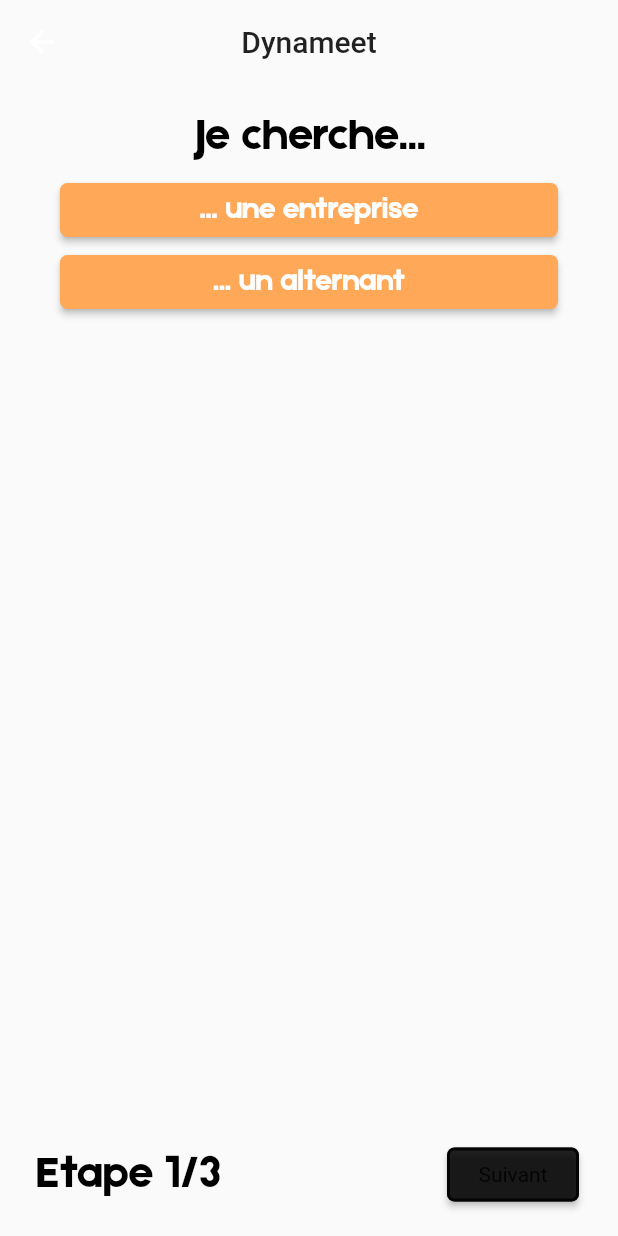
After one commit to GuillianV/Dynameet, a Flutter app: the Landing screen opened directly, after a tap on "dd", on a phone screen of 412 x 824 dp. The commit adds this screen. Run offline on Flutter 3.47's test engine with Material 2 defaults, Android fonts, the phone set to English and light mode, and no system bars; our stand-ins replace flutter_dotenv.

Commit message:
components update

```diff
--- /dev/null
+++ b/lib/views/inscription.dart
@@ -0,0 +1,164 @@
+import 'dart:io';
+
+import 'package:dynameet/widgets/button.dart';
+import 'package:dynameet/widgets/components.dart';
+import 'package:flutter/material.dart';
+
+class Inscription extends StatefulWidget {
+  Inscription({Key? key, this.step}) : super(key: key);
+
+  int? step;
+
+  @override
+  _InscriptionState createState() => _InscriptionState();
+}
+
+class _InscriptionState extends State<Inscription> {
+  TextEditingController nameController = TextEditingController(text: "tt");
+  TextEditingController descriptionController =
+      TextEditingController(text: "tt");
+  TextEditingController passwordController = TextEditingController(text: "tt");
+
+  StepManager stepManager = StepManager(children: []);
+
+  @override
+  void initState() {
+    stepManager.children.add(step1(context));
+    stepManager.children.add(step2(context));
+    stepManager.children.add(step3(context));
+
+    if (widget.step != null) {
+      stepManager.step = widget.step!;
+    }
+  }
+
+  Widget step1(BuildContext context) {
+    return CustomPagePadding(
+        child: Column(
+      crossAxisAlignment: CrossAxisAlignment.center,
+      mainAxisAlignment: MainAxisAlignment.center,
+      mainAxisSize: MainAxisSize.max,
+      children: [
+        H4(text: "Je cherche..."),
+        ButtonBasic(
+          text: "... une entreprise",
+          pressed: () {
+            Navigator.push(context,
+                MaterialPageRoute(builder: (context) => Inscription()));
+          },
+        ),
+        ButtonBasic(
+          text: "... un alternant",
+          pressed: () {
+            Navigator.push(context,
+                MaterialPageRoute(builder: (context) => Inscription()));
+          },
+        )
+      ],
+    ));
+  }
+
+  Widget step2(BuildContext context) {
+    void _choose() {
+      /* Navigator.push(
+        context,
+        MaterialPageRoute(builder: (context) => CameraApp()),
+      );*/
+    }
+
+    return CustomPagePadding(
+        child: Column(
+      crossAxisAlignment: CrossAxisAlignment.start,
+      children: [
+        H4(text: "3. Ajouter des photos de l'objet"),
+        Padding(padding: EdgeInsets.only(top: 50), child: Center()),
+      ],
+    ));
+  }
+
+  Widget step3(BuildContext context) {
+    return CustomPagePadding(
+        child: Column(
+      crossAxisAlignment: CrossAxisAlignment.start,
+      children: [
+        H4(text: "4. Ajouter un mot de passe"),
+        Description(
+            text:
+                "Le mot de passe sera demandé pour modifier l'objet et donc pouvoir se l'attribuer. Il permet de prouver que c'est votre objet"),
+        Padding(
+            padding: EdgeInsets.only(top: 50),
+            child: Column(
+              crossAxisAlignment: CrossAxisAlignment.start,
+              children: [
+                Description(text: "Mot de passe"),
+                TextInput(
+                  hint: "Mot de passe",
+                  controller: passwordController,
+                ),
+              ],
+            ))
+      ],
+    ));
+  }
+
+  @override
+  Widget build(BuildContext context) {
+    return Scaffold(
+        appBar: AppBar(
+          backgroundColor: Colors.transparent,
+          title: AppBarText(text: "Dynameet"),
+          centerTitle: true,
+          elevation: 0,
+          leading: IconButton(
+            icon: Icon(Icons.arrow_back),
+            onPressed: () {
+              setState(() {
+                if (stepManager.getStep() == 0) {
+                  //Navigator.pop(context);
+                  /* Navigator.push(
+                    context,
+                    MaterialPageRoute(builder: (context) => HomePage()),
+                  ).then((_) {
+                    setState(() {});
+                  });*/
+                } else {
+                  stepManager.previous();
+                }
+              });
+            },
+          ),
+        ),
+        body: stepManager.getActual(),
+        bottomSheet: Padding(padding: EdgeInsets.only(bottom: 0.0)),
+        floatingActionButton: Footer(children: [
+          H4(
+              text: "Etape " +
+                  (stepManager.step + 1).toString() +
+                  "/" +
+                  stepManager.children.length.toString()),
+          CustomButton(
+              text: "Suivant",
+              background: Colors.black87,
+              onPress: () {
+                setState(() {
+                  stepManager.next(callback: () {
+                    if (_isStr(nameController.text) &&
+                        _isStr(descriptionController.text) &&
+                        _isStr(passwordController.text)) {
+                    } else {
+                      errorDialog(context, "Erreur",
+                          "Tous les champs ne sont pas remplis");
+                    }
+                  });
+                });
+              })
+        ]));
+  }
+
+  bool _isStr(String value) {
+    if (value == null || value == "") {
+      return false;
+    }
+    return true;
+  }
+}
--- a/lib/views/landing.dart
+++ b/lib/views/landing.dart
@@ -1,7 +1,7 @@
-
 import 'package:dynameet/widgets/button.dart';
 import 'package:flutter/material.dart';
 
+import 'inscription.dart';
 
 class Landing extends StatefulWidget {
   const Landing({Key? key, required this.title}) : super(key: key);
@@ -12,8 +12,6 @@ class Landing extends StatefulWidget {
 }
 
 class _LandingState extends State<Landing> {
-
-
   @override
   Widget build(BuildContext context) {
     return Scaffold(
@@ -22,12 +20,15 @@ class _LandingState extends State<Landing> {
         mainAxisAlignment: MainAxisAlignment.center,
         children: <Widget>[
           const Image(image: AssetImage("assets/images/Dynameet-orange.png")),
-             ButtonBasic(text: "Hello", pressed:  (){
-               Navigator.push(context, MaterialPageRoute(builder:(context) => Landing(title: "Ouaii") ));
-             },)
+          ButtonBasic(
+            text: "dd",
+            pressed: () {
+              Navigator.push(context,
+                  MaterialPageRoute(builder: (context) => Inscription()));
+            },
+          )
         ],
       ),
-      )
-    );
+    ));
   }
 }
--- /dev/null
+++ b/lib/widgets/components.dart
@@ -0,0 +1,243 @@
+import 'package:flutter/material.dart';
+
+class H2 extends StatelessWidget {
+  final String text;
+  const H2({Key? key, required this.text}) : super(key: key);
+
+  @override
+  Widget build(BuildContext context) {
+    return Padding(
+        padding: EdgeInsets.symmetric(vertical: 10),
+        child: Text(
+          text,
+        ));
+  }
+}
+
+class H3 extends StatelessWidget {
+  final String text;
+  const H3({Key? key, required this.text}) : super(key: key);
+
+  @override
+  Widget build(BuildContext context) {
+    return Padding(
+        padding: EdgeInsets.symmetric(vertical: 10),
+        child: Text(
+          text,
+        ));
+  }
+}
+
+class H4 extends StatelessWidget {
+  final String text;
+  H4({Key? key, required this.text}) : super(key: key);
+
+  @override
+  Widget build(BuildContext context) {
+    return Padding(
+        padding: EdgeInsets.symmetric(vertical: 10),
+        child: Text(
+          text,
+          style: const TextStyle(
+            fontWeight: FontWeight.w400,
+            fontSize: 30,
+            color: Colors.black,
+            fontFamily: "EtnaSS",
+          ),
+        ));
+  }
+}
+
+class Description extends StatelessWidget {
+  final String text;
+  TextAlign? align;
+  Description({Key? key, required this.text, this.align = TextAlign.left})
+      : super(key: key);
+
+  @override
+  Widget build(BuildContext context) {
+    return Text(
+      text,
+      textAlign: align,
+    );
+  }
+}
+
+class CustomPagePadding extends StatelessWidget {
+  final Widget child;
+  const CustomPagePadding({Key? key, required this.child}) : super(key: key);
+
+  @override
+  Widget build(BuildContext context) {
+    return SingleChildScrollView(
+      child: Padding(
+          padding: EdgeInsets.only(right: 20, left: 20, bottom: 10, top: 10),
+          child: child),
+    );
+  }
+}
+
+class CustomButton extends StatelessWidget {
+  final String text;
+  final Color background;
+  final Function() onPress;
+  final Color? border;
+
+  const CustomButton(
+      {Key? key,
+      required this.text,
+      required this.background,
+      required this.onPress,
+      this.border})
+      : super(key: key);
+
+  @override
+  Widget build(BuildContext context) {
+    return RawMaterialButton(
+      fillColor: background,
+      onPressed: onPress,
+      child: Padding(
+          padding: EdgeInsets.symmetric(horizontal: 20, vertical: 5),
+          child: Text(
+            text,
+          )),
+      shape: RoundedRectangleBorder(
+          borderRadius: BorderRadius.circular(5),
+          side: BorderSide(
+              color: border != null ? border! : background, width: 2)),
+    );
+  }
+}
+
+class AppBarText extends StatelessWidget {
+  final String text;
+  const AppBarText({Key? key, required this.text}) : super(key: key);
+
+  @override
+  Widget build(BuildContext context) {
+    return Text(
+      text,
+      style: TextStyle(color: Colors.black87),
+    );
+  }
+}
+
+class TextInput extends StatelessWidget {
+  final String hint;
+  final TextEditingController controller;
+  TextInput({Key? key, required this.hint, required this.controller})
+      : super(key: key);
+
+  @override
+  Widget build(BuildContext context) {
+    return TextField(
+      controller: controller,
+      decoration: InputDecoration(
+          border:
+              OutlineInputBorder(borderSide: BorderSide(color: Colors.teal)),
+          hintText: hint,
+          suffixStyle: const TextStyle(color: Colors.green)),
+    );
+  }
+}
+
+class TextArea extends StatelessWidget {
+  final String hint;
+  final TextEditingController controller;
+  TextArea({Key? key, required this.hint, required this.controller})
+      : super(key: key);
+
+  @override
+  Widget build(BuildContext context) {
+    return TextField(
+      controller: controller,
+      keyboardType: TextInputType.multiline,
+      textInputAction: TextInputAction.newline,
+      minLines: 2,
+      maxLines: 10,
+      decoration: InputDecoration(
+          border:
+              OutlineInputBorder(borderSide: BorderSide(color: Colors.teal)),
+          hintText: hint,
+          suffixStyle: const TextStyle(color: Colors.green)),
+    );
+  }
+}
+
+class Footer extends StatelessWidget {
+  final List<Widget> children;
+  const Footer({Key? key, required this.children}) : super(key: key);
+
+  @override
+  Widget build(BuildContext context) {
+    return Container(
+      child: Padding(
+        padding: EdgeInsets.only(left: 40, right: 10),
+        child: Row(
+          mainAxisAlignment: MainAxisAlignment.spaceBetween,
+          crossAxisAlignment: CrossAxisAlignment.center,
+          children: children,
+        ),
+      ),
+    );
+  }
+}
+
+class StepManager {
+  final List<Widget> children;
+  StepManager({required this.children});
+
+  int step = 0;
+
+  void next({VoidCallback? callback}) {
+    if ((children.length - 1) > step) {
+      step++;
+    } else {
+      if (callback != null) {
+        callback();
+      }
+    }
+  }
+
+  void previous() {
+    if (step > 0) {
+      step--;
+    }
+  }
+
+  int getStep() {
+    return step;
+  }
+
+  Widget getActual() {
+    return children[step];
+  }
+
+  Widget getInt(int newStep) {
+    return children[newStep];
+  }
+}
+
+void errorDialog(BuildContext context, String title, String text) {
+  showDialog(
+      context: context,
+      builder: (context) {
+        return AlertDialog(
+          title: Text(title),
+          content: Column(
+            mainAxisSize: MainAxisSize.min,
+            children: [
+              Description(text: text),
+            ],
+          ),
+          actions: <Widget>[
+            TextButton(
+              onPressed: () {
+                Navigator.pop(context);
+              },
+              child: Text('Ok'),
+            )
+          ],
+        );
+      });
+}
```
Also changed, not shown: 3 other files. Lines whose indentation alone changed are shown as unchanged.
